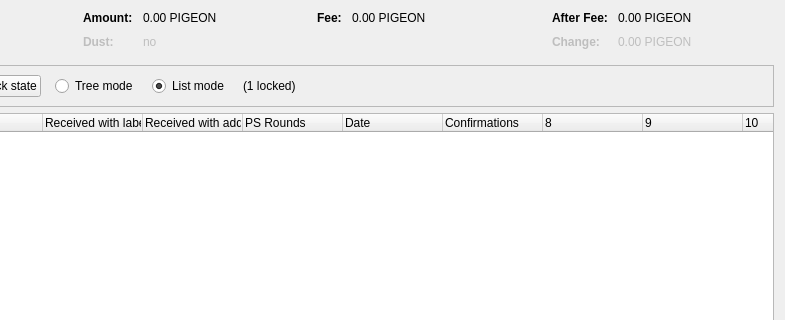
Above: src/qt/forms/coincontroldialog.ui from Pigeoncoin/pigeoncoin before the change; both pictures show x 169 to 954 and y 0 to 320 of the 954 by 500 pixel window. Below: the same form after it.
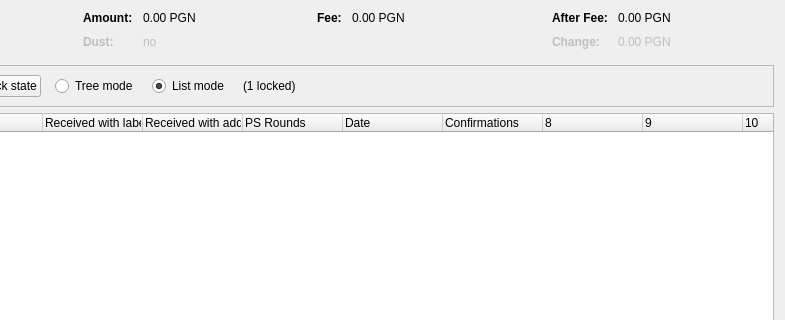
That is the form after the change. Custom widgets are drawn as their Qt base class.

Commit message: Refactor PIGEON to PGN Fix mainnet sync Update version to v1.18.0.3

Diff of the .ui file:
```diff
--- a/src/qt/forms/coincontroldialog.ui
+++ b/src/qt/forms/coincontroldialog.ui
@@ -132,7 +132,7 @@
           <enum>Qt::ActionsContextMenu</enum>
          </property>
          <property name="text">
-          <string notr="true">0.00 PIGEON</string>
+          <string notr="true">0.00 PGN</string>
          </property>
          <property name="textInteractionFlags">
           <set>Qt::LinksAccessibleByMouse|Qt::TextSelectableByKeyboard|Qt::TextSelectableByMouse</set>
@@ -212,7 +212,7 @@
           <enum>Qt::ActionsContextMenu</enum>
          </property>
          <property name="text">
-          <string notr="true">0.00 PIGEON</string>
+          <string notr="true">0.00 PGN</string>
          </property>
          <property name="textInteractionFlags">
           <set>Qt::LinksAccessibleByMouse|Qt::TextSelectableByKeyboard|Qt::TextSelectableByMouse</set>
@@ -257,7 +257,7 @@
           <enum>Qt::ActionsContextMenu</enum>
          </property>
          <property name="text">
-          <string notr="true">0.00 PIGEON</string>
+          <string notr="true">0.00 PGN</string>
          </property>
          <property name="textInteractionFlags">
           <set>Qt::LinksAccessibleByMouse|Qt::TextSelectableByKeyboard|Qt::TextSelectableByMouse</set>
@@ -292,7 +292,7 @@
           <enum>Qt::ActionsContextMenu</enum>
          </property>
          <property name="text">
-          <string notr="true">0.00 PIGEON</string>
+          <string notr="true">0.00 PGN</string>
          </property>
          <property name="textInteractionFlags">
           <set>Qt::LinksAccessibleByMouse|Qt::TextSelectableByKeyboard|Qt::TextSelectableByMouse</set>
```
The commit also changes 60 other files.
